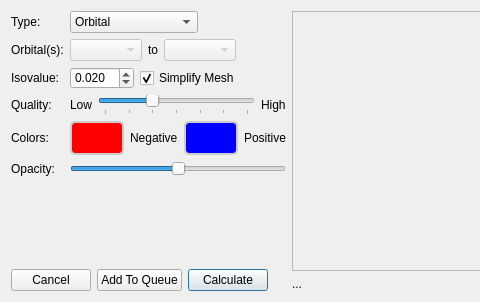
The window that src/Configurator/MolecularOrbitalsConfigurator.ui (nutjunkie/IQmol) describes before a commit, drawn with Qt 5; both pictures show x 0 to 480 and y 0 to 302 of the 724 by 302 pixel window.
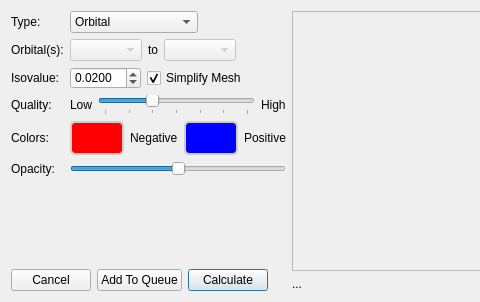
The same window after the commit.

Patch:
```diff
--- a/src/Configurator/MolecularOrbitalsConfigurator.ui
+++ b/src/Configurator/MolecularOrbitalsConfigurator.ui
@@ -209,10 +209,10 @@
        <item>
         <widget class="QDoubleSpinBox" name="isovalue">
          <property name="decimals">
-          <number>3</number>
+          <number>4</number>
          </property>
          <property name="minimum">
-          <double>0.001000000000000</double>
+          <double>0.000400000000000</double>
          </property>
          <property name="maximum">
           <double>99.998999999999995</double>
```
Left out of the diff: 3 changed lines with no effect on the pictures.
